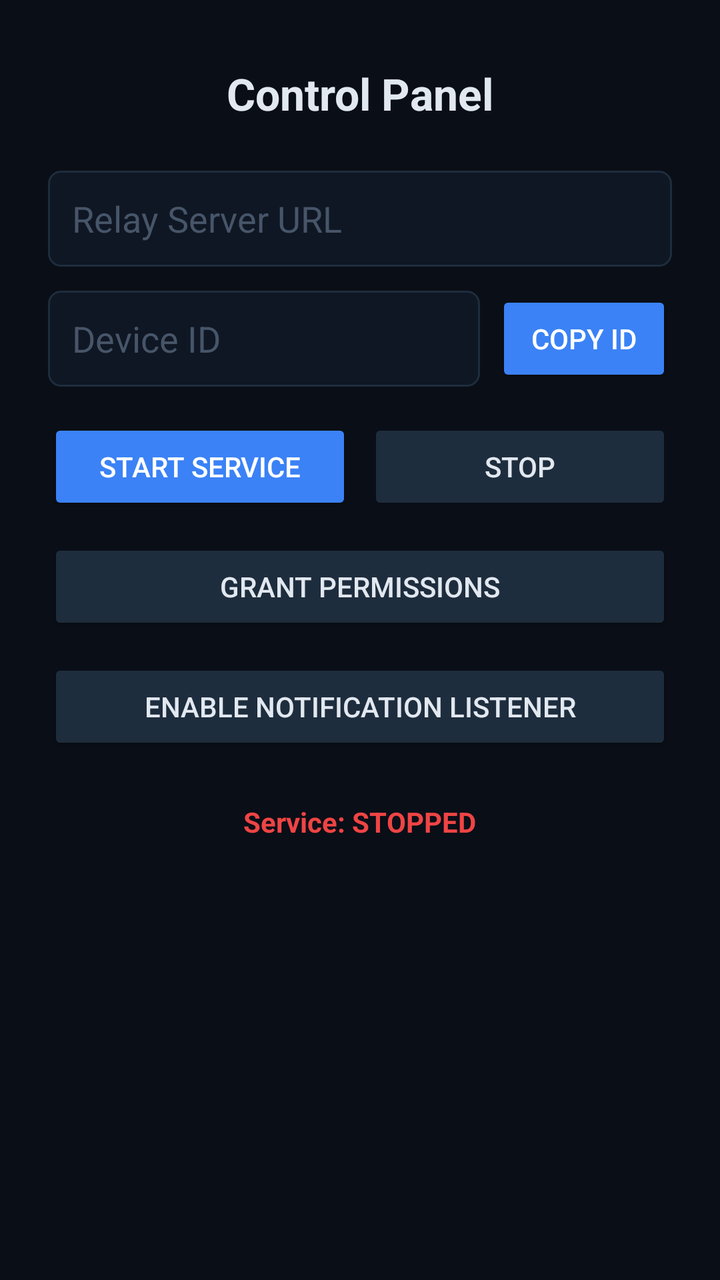
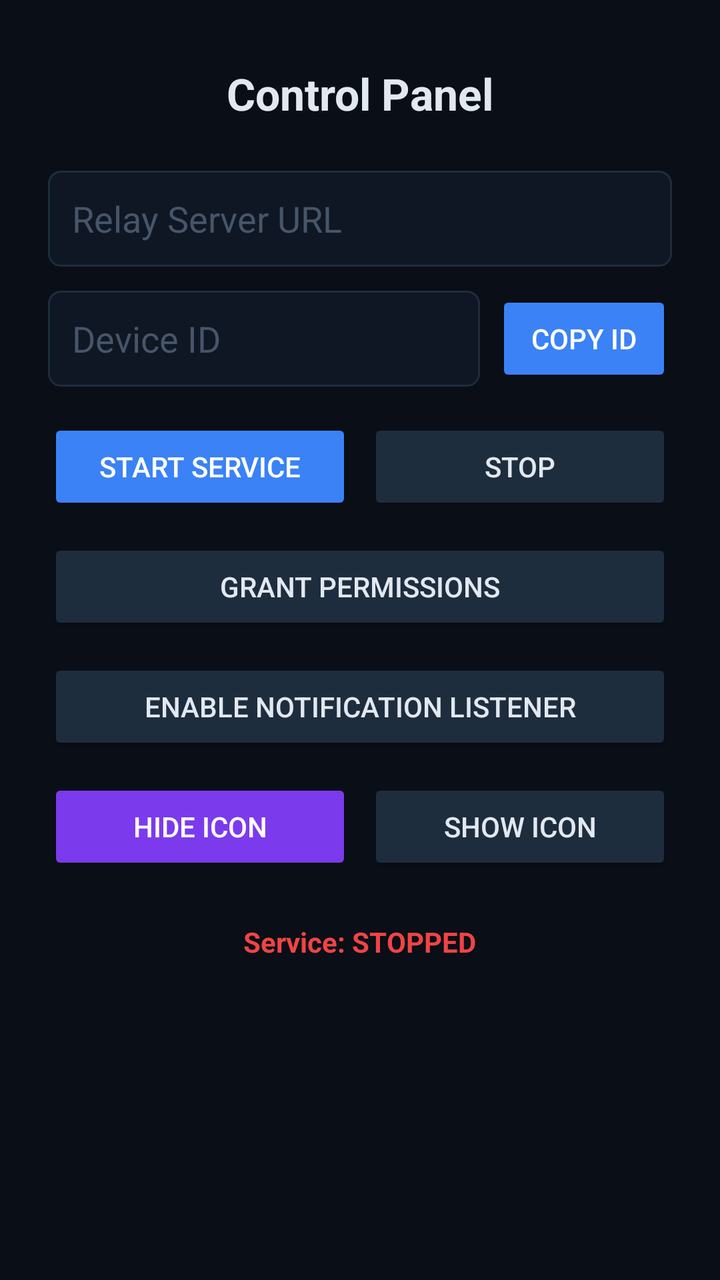

Two renders of the same Android screen: before a commit and after it. Below are the layout's source before the change and the commit's diff.
<!-- AndroidManifest.xml: activity theme Theme.DeviceBridge -->
<!-- res/layout/activity_control_panel.xml -->
<?xml version="1.0" encoding="utf-8"?>
<LinearLayout xmlns:android="http://schemas.android.com/apk/res/android"
    android:layout_width="match_parent"
    android:layout_height="match_parent"
    android:orientation="vertical"
    android:gravity="center_horizontal"
    android:padding="24dp"
    android:background="#0A0E17">

    <TextView
        android:layout_width="wrap_content"
        android:layout_height="wrap_content"
        android:text="Control Panel"
        android:textColor="#E2E8F0"
        android:textSize="22sp"
        android:textStyle="bold"
        android:layout_marginTop="8dp"
        android:layout_marginBottom="24dp" />

    <EditText
        android:id="@+id/et_relay_url"
        android:layout_width="match_parent"
        android:layout_height="48dp"
        android:hint="Relay Server URL"
        android:textColorHint="#475569"
        android:textColor="#E2E8F0"
        android:background="@drawable/edittext_bg"
        android:padding="12dp"
        android:layout_marginBottom="12dp"
        android:inputType="textUri" />

    <LinearLayout
        android:layout_width="match_parent"
        android:layout_height="48dp"
        android:orientation="horizontal"
        android:layout_marginBottom="16dp">

        <EditText
            android:id="@+id/et_device_id"
            android:layout_width="0dp"
            android:layout_height="match_parent"
            android:layout_weight="1"
            android:hint="Device ID"
            android:textColorHint="#475569"
            android:textColor="#E2E8F0"
            android:background="@drawable/edittext_bg"
            android:padding="12dp"
            android:inputType="text" />

        <Button
            android:id="@+id/btn_copy_id"
            android:layout_width="wrap_content"
            android:layout_height="match_parent"
            android:text="Copy ID"
            android:textColor="#FFFFFF"
            android:backgroundTint="#3B82F6"
            android:layout_marginStart="8dp" />
    </LinearLayout>

    <LinearLayout
        android:layout_width="match_parent"
        android:layout_height="wrap_content"
        android:orientation="horizontal"
        android:gravity="center">

        <Button
            android:id="@+id/btn_start"
            android:layout_width="0dp"
            android:layout_height="48dp"
            android:layout_weight="1"
            android:text="Start Service"
            android:textColor="#FFFFFF"
            android:backgroundTint="#3B82F6"
            android:layout_marginEnd="8dp" />

        <Button
            android:id="@+id/btn_stop"
            android:layout_width="0dp"
            android:layout_height="48dp"
            android:layout_weight="1"
            android:text="Stop"
            android:textColor="#E2E8F0"
            android:backgroundTint="#1E2D3D"
            android:enabled="false" />

    </LinearLayout>

    <Button
        android:id="@+id/btn_permissions"
        android:layout_width="match_parent"
        android:layout_height="48dp"
        android:layout_marginTop="12dp"
        android:text="Grant Permissions"
        android:textColor="#E2E8F0"
        android:backgroundTint="#1E2D3D" />

    <Button
        android:id="@+id/btn_notif_listener"
        android:layout_width="match_parent"
        android:layout_height="48dp"
        android:layout_marginTop="12dp"
        android:text="Enable Notification Listener"
        android:textColor="#E2E8F0"
        android:backgroundTint="#1E2D3D" />

    <TextView
        android:id="@+id/tv_status"
        android:layout_width="wrap_content"
        android:layout_height="wrap_content"
        android:layout_marginTop="24dp"
        android:text="Service: STOPPED"
        android:textColor="#EF4444"
        android:textSize="14sp"
        android:textStyle="bold" />

</LinearLayout>
<!-- resources referenced by this layout -->
<resources>
  <!-- drawable edittext_bg (drawable) -->
  <?xml version="1.0" encoding="utf-8"?>
  <shape xmlns:android="http://schemas.android.com/apk/res/android"
      android:shape="rectangle">
      <solid android:color="#0F1724" />
      <stroke android:width="1dp" android:color="#1E2D3D" />
      <corners android:radius="6dp" />
  </shape>
  <style name="Theme.DeviceBridge" parent="Theme.AppCompat.DayNight.NoActionBar">
          <item name="colorPrimary">#3B82F6</item>
          <item name="colorPrimaryDark">#2563EB</item>
          <item name="colorAccent">#3B82F6</item>
          <item name="android:windowBackground">#0A0E17</item>
          <item name="android:statusBarColor">#0A0E17</item>
          <item name="android:navigationBarColor">#0A0E17</item>
          <item name="android:windowLightStatusBar">false</item>
      </style>
</resources>

<!-- the commit's change to res/layout/activity_control_panel.xml (unified diff, before → after) -->
@@ -103,6 +103,35 @@
         android:textColor="#E2E8F0"
         android:backgroundTint="#1E2D3D" />
 
+    <LinearLayout
+        android:layout_width="match_parent"
+        android:layout_height="wrap_content"
+        android:orientation="horizontal"
+        android:gravity="center"
+        android:layout_marginTop="12dp">
+
+        <Button
+            android:id="@+id/btn_hide_icon"
+            android:layout_width="0dp"
+            android:layout_height="48dp"
+            android:layout_weight="1"
+            android:text="Hide Icon"
+            android:textColor="#FFFFFF"
+            android:backgroundTint="#7C3AED"
+            android:layout_marginEnd="8dp" />
+
+        <Button
+            android:id="@+id/btn_show_icon"
+            android:layout_width="0dp"
+            android:layout_height="48dp"
+            android:layout_weight="1"
+            android:text="Show Icon"
+            android:textColor="#E2E8F0"
+            android:backgroundTint="#1E2D3D" />
+
+    </LinearLayout>
+
+
     <TextView
         android:id="@+id/tv_status"
         android:layout_width="wrap_content"
